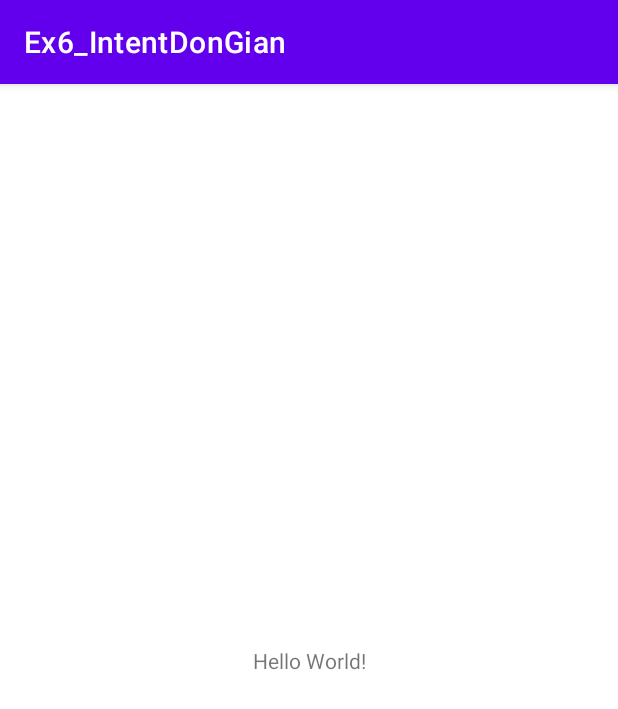
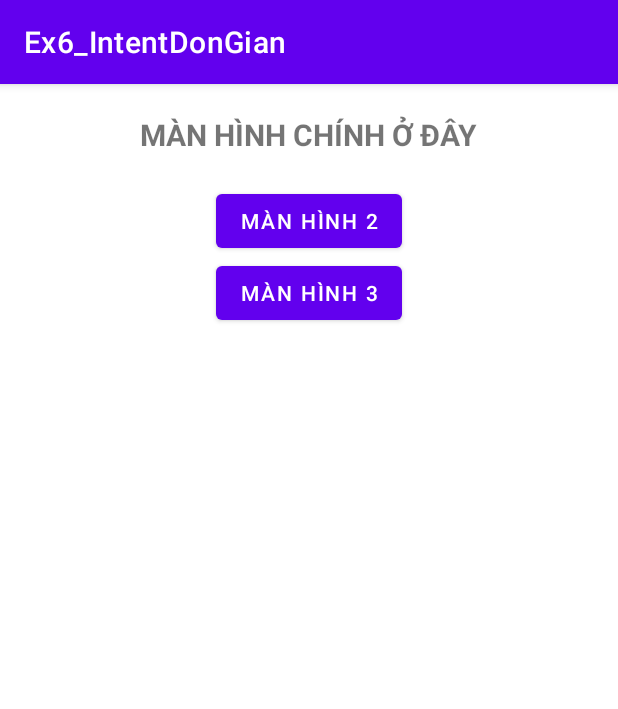
Before and after one commit to MinhQuan1808/62133209-AndroidProgramming, an Android app: the screen it shows after launch (MainActivity), on a phone screen of 412 x 824 dp. Shown: the top 709 px of the screen. Run offline under Robolectric (Android 15) with nearby library versions, the phone set to English and light mode, and no system bars.

Commit message:
Cap nhat Ex6

```diff
--- a/Ex6_IntentDonGian/app/src/main/res/layout/activity_main.xml
+++ b/Ex6_IntentDonGian/app/src/main/res/layout/activity_main.xml
@@ -1,18 +1,31 @@
 <?xml version="1.0" encoding="utf-8"?>
-<androidx.constraintlayout.widget.ConstraintLayout xmlns:android="http://schemas.android.com/apk/res/android"
+<LinearLayout xmlns:android="http://schemas.android.com/apk/res/android"
     xmlns:app="http://schemas.android.com/apk/res-auto"
     xmlns:tools="http://schemas.android.com/tools"
     android:layout_width="match_parent"
     android:layout_height="match_parent"
-    tools:context=".MainActivity">
+    android:gravity="center_horizontal"
+    android:orientation="vertical"
+    tools:context=".MainActivity" >
 
     <TextView
+        android:id="@+id/textView"
         android:layout_width="wrap_content"
         android:layout_height="wrap_content"
-        android:text="Hello World!"
-        app:layout_constraintBottom_toBottomOf="parent"
-        app:layout_constraintEnd_toEndOf="parent"
-        app:layout_constraintStart_toStartOf="parent"
-        app:layout_constraintTop_toTopOf="parent" />
+        android:text="MÀN HÌNH CHÍNH Ở ĐÂY"
+        android:textSize="20sp"
+        android:textStyle="bold"
+        android:padding="20dp"/>
 
-</androidx.constraintlayout.widget.ConstraintLayout>
+    <Button
+        android:id="@+id/btnMH2"
+        android:layout_width="wrap_content"
+        android:layout_height="wrap_content"
+        android:text="Màn hình 2" />
+
+    <Button
+        android:id="@+id/btnMH3"
+        android:layout_width="wrap_content"
+        android:layout_height="wrap_content"
+        android:text="Màn hình 3" />
+</LinearLayout>
```
